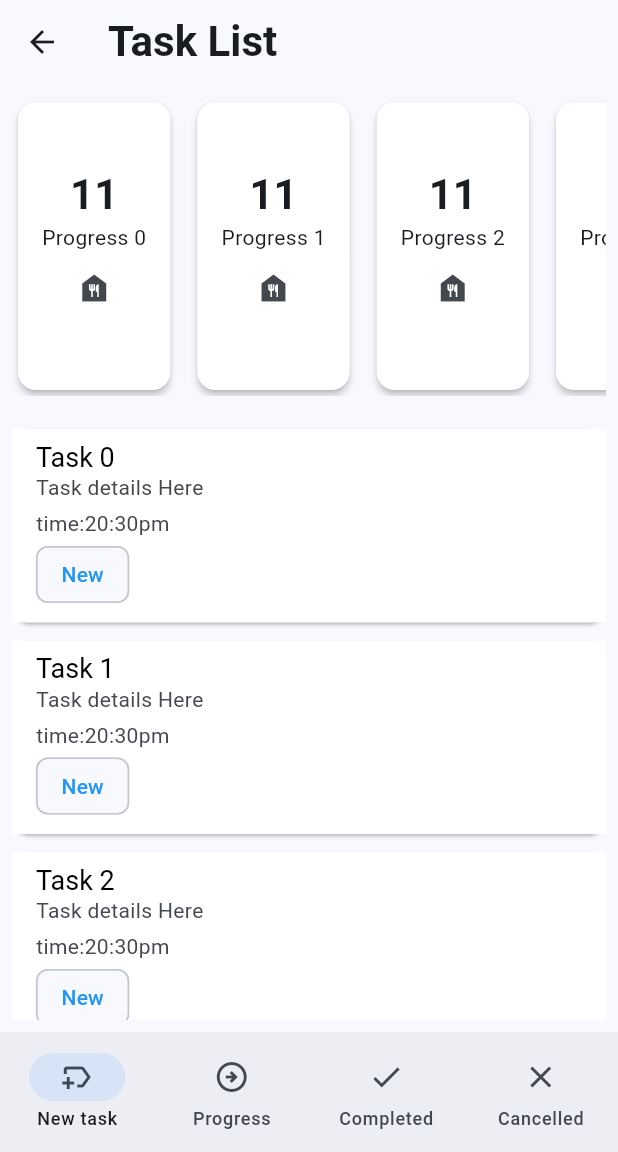
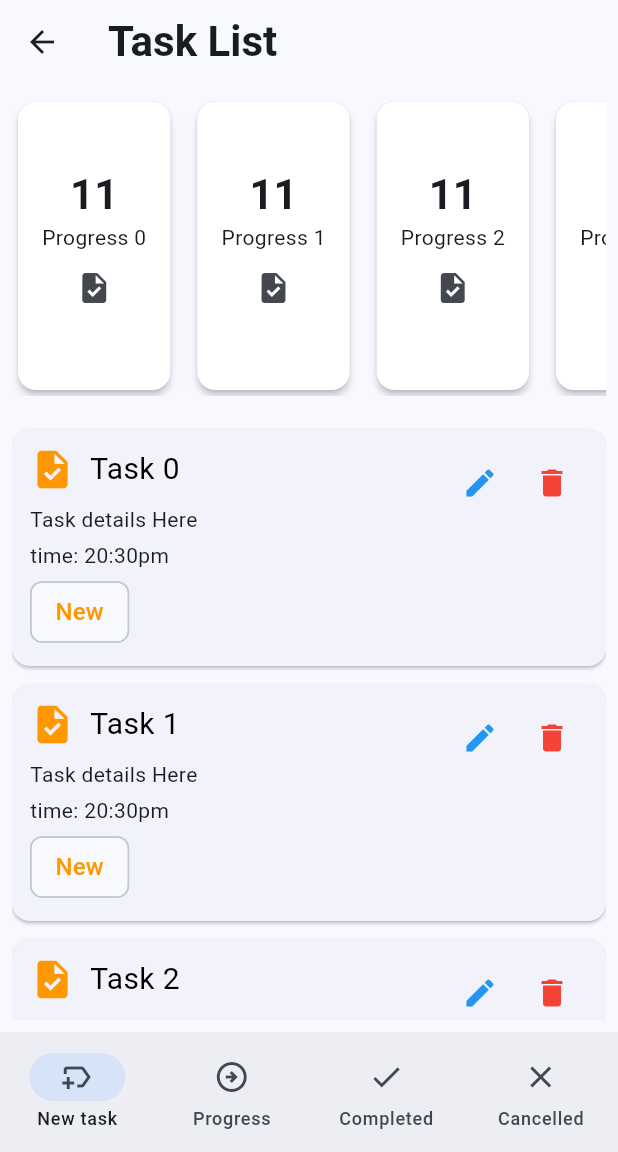
Before and after one commit to 0viKhan/task_manager, a Flutter app: the MainNavScreen screen opened by its route, on a phone screen of 412 x 824 dp, the part 84-1236 px from its top. Run offline on Flutter 3.47's test engine with Material 3 defaults, Android fonts, the phone set to English and light mode, and no system bars; our stand-ins replace flutter_svg; network calls fail.

Commit message:
Merge remote-tracking branch 'origin/main'
# Conflicts:
#	lib/design/app.dart
#	lib/screejn/set_passwrd.dart

```diff
--- a/lib/screejn/main_nav_screen.dart
+++ b/lib/screejn/main_nav_screen.dart
@@ -2,6 +2,7 @@ import 'package:flutter/cupertino.dart';
 import 'package:flutter/material.dart';
 import 'package:task_manager/design/widgets/tm_app_bar.dart';
 import 'package:task_manager/screejn/new_task_list_screen.dart';
+import 'package:task_manager/screejn/progress_page.dart';
 
 class MainNavScreen extends StatefulWidget {
   const MainNavScreen({super.key});
@@ -14,29 +15,17 @@ class MainNavScreen extends StatefulWidget {
 class _MainNavScreenState extends State<MainNavScreen> {
   int _selectedIndex = 0;
 
-
   final List<Widget> _screens = [
-    const NewTaskListScreen(), // New task
-    const Center(child: Text("Dummy")), // placeholder, won't be used
+    const NewTaskListScreen(),
+    const ProgressPage(),
     const Center(child: Text("Completed Page")),
     const Center(child: Text("Cancelled Page")),
   ];
 
   void _onItemTapped(int index) {
-    if (index == 1) {
-
-      Navigator.push(
-        context,
-        MaterialPageRoute(
-          builder: (context) => const ProgressPage(),
-        ),
-      );
-    } else {
-      // Normal tab switch
-      setState(() {
-        _selectedIndex = index;
-      });
-    }
+    setState(() {
+      _selectedIndex = index;
+    });
   }
 
   @override
@@ -48,10 +37,8 @@ class _MainNavScreenState extends State<MainNavScreen> {
         selectedIndex: _selectedIndex,
         onDestinationSelected: _onItemTapped,
         destinations: const [
-          NavigationDestination(
-              icon: Icon(Icons.new_label_outlined), label: 'New task'),
-          NavigationDestination(
-              icon: Icon(Icons.arrow_circle_right_outlined), label: 'Progress'),
+          NavigationDestination(icon: Icon(Icons.new_label_outlined), label: 'New task'),
+          NavigationDestination(icon: Icon(Icons.arrow_circle_right_outlined), label: 'Progress'),
           NavigationDestination(icon: Icon(Icons.done), label: 'Completed'),
           NavigationDestination(icon: Icon(Icons.close), label: 'Cancelled'),
         ],
@@ -59,16 +46,3 @@ class _MainNavScreenState extends State<MainNavScreen> {
     );
   }
 }
-
-
-class ProgressPage extends StatelessWidget {
-  const ProgressPage({super.key});
-
-  @override
-  Widget build(BuildContext context) {
-    return Scaffold(
-      appBar: AppBar(title: const Text("Progress Page")),
-      body: const Center(child: Text("All progress tasks here")),
-    );
-  }
-}
--- a/lib/screejn/new_task_list_screen.dart
+++ b/lib/screejn/new_task_list_screen.dart
@@ -17,7 +17,6 @@ class _NewTaskListScreenState extends State<NewTaskListScreen> {
         padding: const EdgeInsets.all(8.0),
         child: Column(
           children: [
-            // Horizontal list
             SizedBox(
               height: 200,
               child: ListView.separated(
@@ -29,52 +28,77 @@ class _NewTaskListScreenState extends State<NewTaskListScreen> {
                     count: 11,
                   );
                 },
-                separatorBuilder: (context, index) =>
-                const SizedBox(width: 10),
+                separatorBuilder: (context, index) => const SizedBox(width: 10),
               ),
             ),
-
             const SizedBox(height: 16),
-
-            // Vertical list
             Expanded(
               child: ListView.builder(
                 itemCount: 10,
                 itemBuilder: (context, index) {
                   return Card(
                     margin: const EdgeInsets.symmetric(vertical: 6),
-                    child: ListTile(
-                      title: Text("Task $index"),
-                      tileColor: Colors.white,
-                      titleTextStyle:TextStyle(
-                      color: Colors.black,
-                        fontSize: 18,
-                      ),
-                      subtitle:Column(
+                    child: Padding(
+                      padding: const EdgeInsets.all(12.0),
+                      child: Stack(
+                        children: [
+                          Column(
                             crossAxisAlignment: CrossAxisAlignment.start,
                             children: [
-                         Text("Task details Here",),
-                         SizedBox(height: 4,),
-                         Text("time:20:30pm"),
                               Row(
                                 children: [
-                             Chip(label: Text("New",style: TextStyle(
-                               color: Colors.blue
-                             ),))
+                                  const Icon(
+                                    Icons.task,
+                                    size: 30,
+                                    color: Colors.orange,
+                                  ),
+                                  const SizedBox(width: 10),
+                                  Text(
+                                    "Task $index",
+                                    style: const TextStyle(
+                                        color: Colors.black, fontSize: 20),
+                                  ),
                                 ],
-                         )
+                              ),
+                              const SizedBox(height: 8),
+                              const Text("Task details Here"),
+                              const SizedBox(height: 4),
+                              const Text("time: 20:30pm"),
+                              const SizedBox(height: 4),
+                              const Chip(
+                                label: Text(
+                                  "New",
+                                  style: TextStyle(
+                                      color: Colors.orange, fontSize: 16),
+                                ),
+                              ),
                             ],
-
+                          ),
+                          Positioned(
+                            right: 0,
+                            top: 0,
+                            child: Row(
+                              children: [
+                                IconButton(
+                                  icon: const Icon(Icons.edit,
+                                      color: Colors.blue),
+                                  onPressed: () {},
+                                ),
+                                IconButton(
+                                  icon: const Icon(Icons.delete,
+                                      color: Colors.red),
+                                  onPressed: () {},
+                                ),
+                              ],
+                            ),
+                          ),
+                        ],
                       ),
                     ),
                   );
-
                 },
               ),
             ),
-
-
-
           ],
         ),
       ),
@@ -107,7 +131,7 @@ class TaskCountSummary extends StatelessWidget {
               style: Theme.of(context).textTheme.titleLarge,
             ),
             Text(title),
-            IconButton(onPressed: (){}, icon: Icon(Icons.food_bank))
+            IconButton(onPressed: () {}, icon: const Icon(Icons.task)),
           ],
         ),
       ),
--- /dev/null
+++ b/lib/screen/progress_page.dart
@@ -0,0 +1 @@
+// TODO Implement this library.
--- a/pubspec.yaml
+++ b/pubspec.yaml
@@ -7,7 +7,7 @@ publish_to: 'none' # Remove this line if you wish to publish to pub.dev
 version: 1.0.0+1
 
 environment:
-  sdk: ^3.6.1
+  sdk: ">=2.17.0 <3.0.0"
 
 
 dependencies:
```
Also changed, not shown: lib/screejn/process_Task_list_Screen.dart (deleted, +0 -24 lines), lib/screejn/progress_page.dart (added, +27 -0 lines), pubspec.lock. Lines whose indentation alone changed are shown as unchanged.
